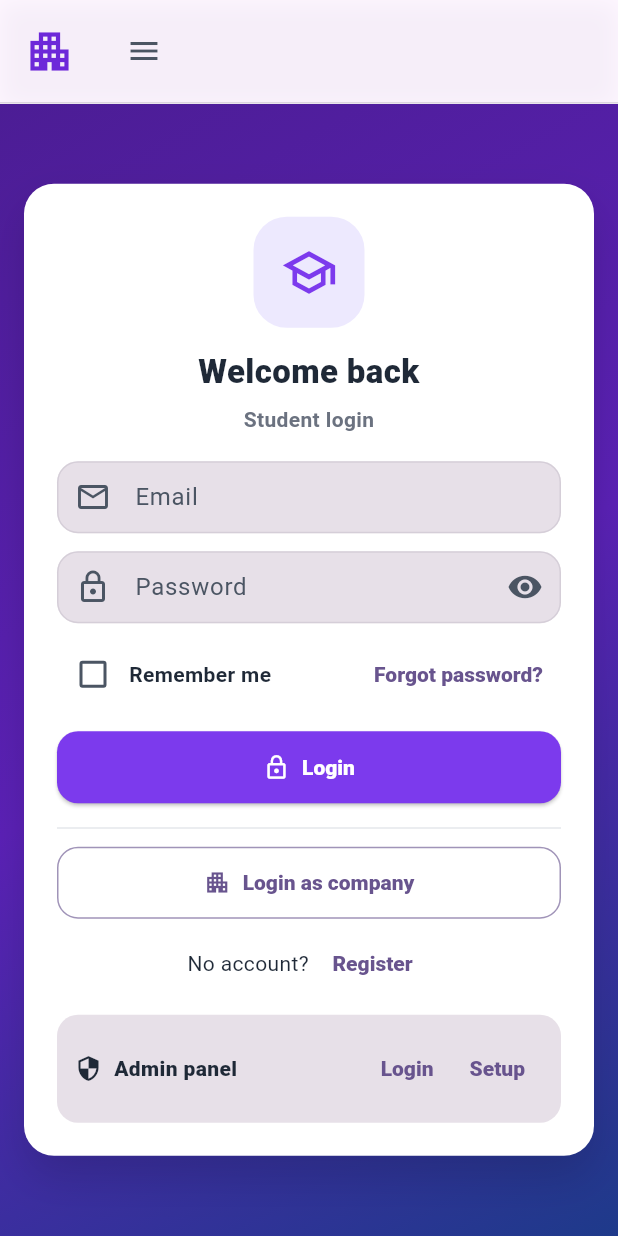
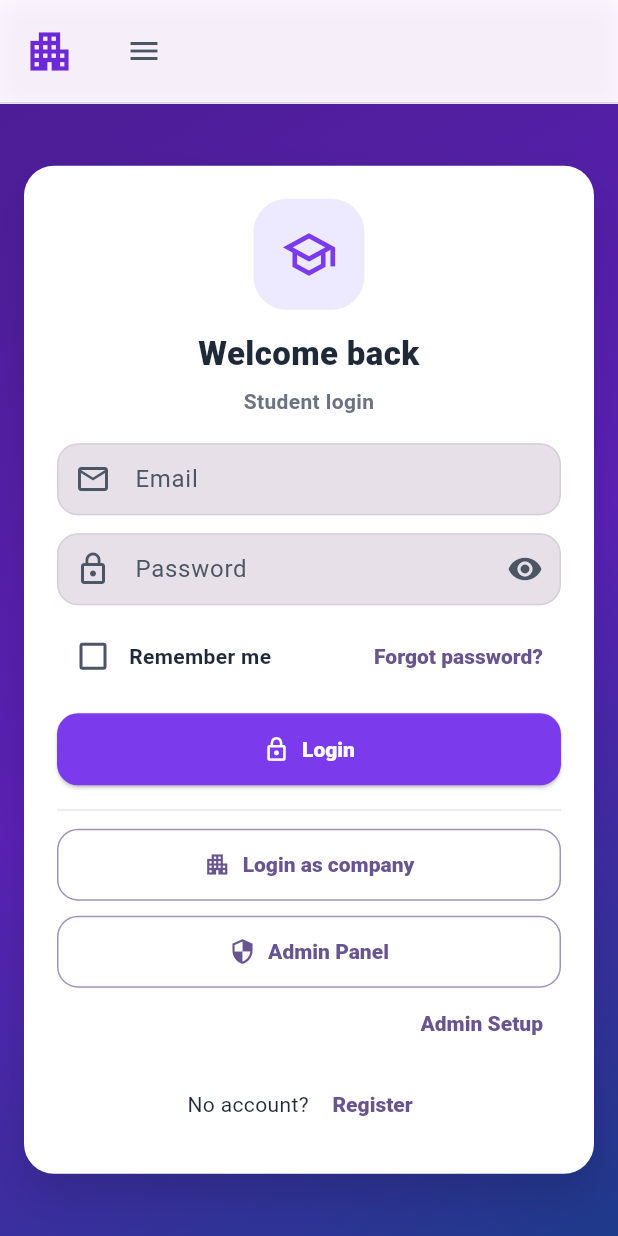
Before and after one commit to dieudonneiot/ogrenci_intelligence, a Flutter app: the LoginScreen screen opened by its route, on a phone screen of 412 x 824 dp. Run offline on Flutter 3.47's test engine with Material 3 defaults, Android fonts, the phone set to English and light mode, and no system bars; our stand-ins replace app_links, firebase_core, firebase_messaging, flutter_dotenv, flutter_riverpod, flutter_svg and 5 more; missing offline and left inert: dart:js_interop, file_selector; accounts and stored records are empty; network calls fail.

Commit message:
commit_13h36_07fev26_update_auth_and_admin_screens

```diff
--- a/lib/src/features/admin/presentation/screens/admin_setup_screen.dart
+++ b/lib/src/features/admin/presentation/screens/admin_setup_screen.dart
@@ -196,6 +196,7 @@ class _AdminSetupScreenState extends State<AdminSetupScreen> {
           'name': name,
           'email': email,
           'role': 'super_admin',
+          'is_active': true,
           'permissions': {
             'manage_companies': true,
             'manage_users': true,
@@ -212,6 +213,11 @@ class _AdminSetupScreenState extends State<AdminSetupScreen> {
         } catch (_) {}
         rethrow;
       }
+
+      // Ensure auth state listeners re-evaluate role after the admin row exists.
+      try {
+        await SupabaseService.client.auth.refreshSession();
+      } catch (_) {}
 
       if (!mounted) return;
       ScaffoldMessenger.of(context).showSnackBar(
--- a/lib/src/features/auth/presentation/screens/login_screen.dart
+++ b/lib/src/features/auth/presentation/screens/login_screen.dart
@@ -334,6 +334,28 @@ class _LoginScreenState extends ConsumerState<LoginScreen> {
                       ),
                     ),
 
+                    const SizedBox(height: 10),
+                    OutlinedButton.icon(
+                      onPressed: () => context.push(Routes.adminLogin),
+                      icon: const Icon(Icons.security),
+                      label: Text(
+                        l10n.t(AppText.adminPanelTitle),
+                        style: const TextStyle(fontWeight: FontWeight.w800),
+                      ),
+                      style: OutlinedButton.styleFrom(
+                        shape: RoundedRectangleBorder(
+                          borderRadius: BorderRadius.circular(14),
+                        ),
+                      ),
+                    ),
+                    Align(
+                      alignment: Alignment.centerRight,
+                      child: TextButton(
+                        onPressed: () => context.push(Routes.adminSetup),
+                        child: Text(l10n.t(AppText.adminSetupTitle)),
+                      ),
+                    ),
+
                     const SizedBox(height: 6),
                     Row(
                       mainAxisAlignment: MainAxisAlignment.center,
@@ -345,44 +367,6 @@ class _LoginScreenState extends ConsumerState<LoginScreen> {
                         ),
                       ],
                     ),
-
-                    const SizedBox(height: 10),
-                    Container(
-                      padding: const EdgeInsets.all(12),
-                      decoration: BoxDecoration(
-                        color: Theme.of(
-                          context,
-                        ).colorScheme.surfaceContainerHighest,
-                        borderRadius: BorderRadius.circular(14),
-                      ),
-                      child: Row(
-                        children: [
-                          Icon(
-                            Icons.security,
-                            size: 18,
-                            color: Theme.of(context).colorScheme.onSurface,
-                          ),
-                          const SizedBox(width: 8),
-                          Expanded(
-                            child: Text(
-                              'Admin panel',
-                              style: TextStyle(
-                                fontWeight: FontWeight.w800,
-                                color: Theme.of(context).colorScheme.onSurface,
-                              ),
-                            ),
-                          ),
-                          TextButton(
-                            onPressed: () => context.go(Routes.adminLogin),
-                            child: const Text('Login'),
-                          ),
-                          TextButton(
-                            onPressed: () => context.go(Routes.adminSetup),
-                            child: const Text('Setup'),
-                          ),
-                        ],
-                      ),
-                    ),
                   ],
                 ),
               ),
```
Also changed, not shown: lib/src/features/admin/presentation/screens/admin_login_screen.dart (+42 -4 lines), lib/src/features/auth/data/auth_repository.dart (+69 -6 lines), lib/src/features/auth/presentation/controllers/auth_controller.dart (+66 -2 lines), lib/src/features/home/presentation/screens/home_screen.dart (+7 -0 lines), lib/src/shared/widgets/app_navbar.dart (+38 -1 lines).
